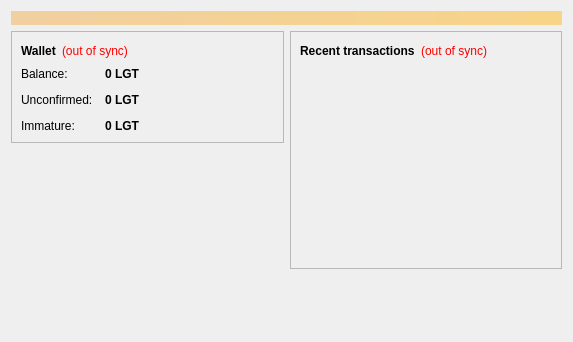
First picture: the form in src/qt/forms/overviewpage.ui, repository totallylegitbiz/totallylegitcoin, before the edit.
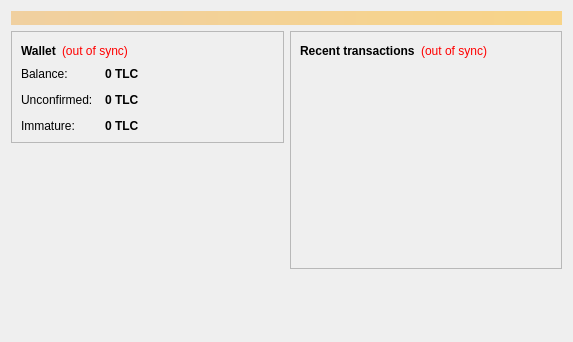
Second picture: the form after the edit.

Diff of the .ui file:
```diff
--- a/src/qt/forms/overviewpage.ui
+++ b/src/qt/forms/overviewpage.ui
@@ -122,7 +122,7 @@
                <string>Your current balance</string>
               </property>
               <property name="text">
-               <string notr="true">0 LGT</string>
+               <string notr="true">0 TLC</string>
               </property>
               <property name="textInteractionFlags">
                <set>Qt::LinksAccessibleByMouse|Qt::TextSelectableByKeyboard|Qt::TextSelectableByMouse</set>
@@ -151,7 +151,7 @@
                <string>Total of transactions that have yet to be confirmed, and do not yet count toward the current balance</string>
               </property>
               <property name="text">
-               <string notr="true">0 LGT</string>
+               <string notr="true">0 TLC</string>
               </property>
               <property name="textInteractionFlags">
                <set>Qt::LinksAccessibleByMouse|Qt::TextSelectableByKeyboard|Qt::TextSelectableByMouse</set>
@@ -177,7 +177,7 @@
                <string>Mined balance that has not yet matured</string>
               </property>
               <property name="text">
-               <string notr="true">0 LGT</string>
+               <string notr="true">0 TLC</string>
               </property>
               <property name="textInteractionFlags">
                <set>Qt::LinksAccessibleByMouse|Qt::TextSelectableByKeyboard|Qt::TextSelectableByMouse</set>
```
